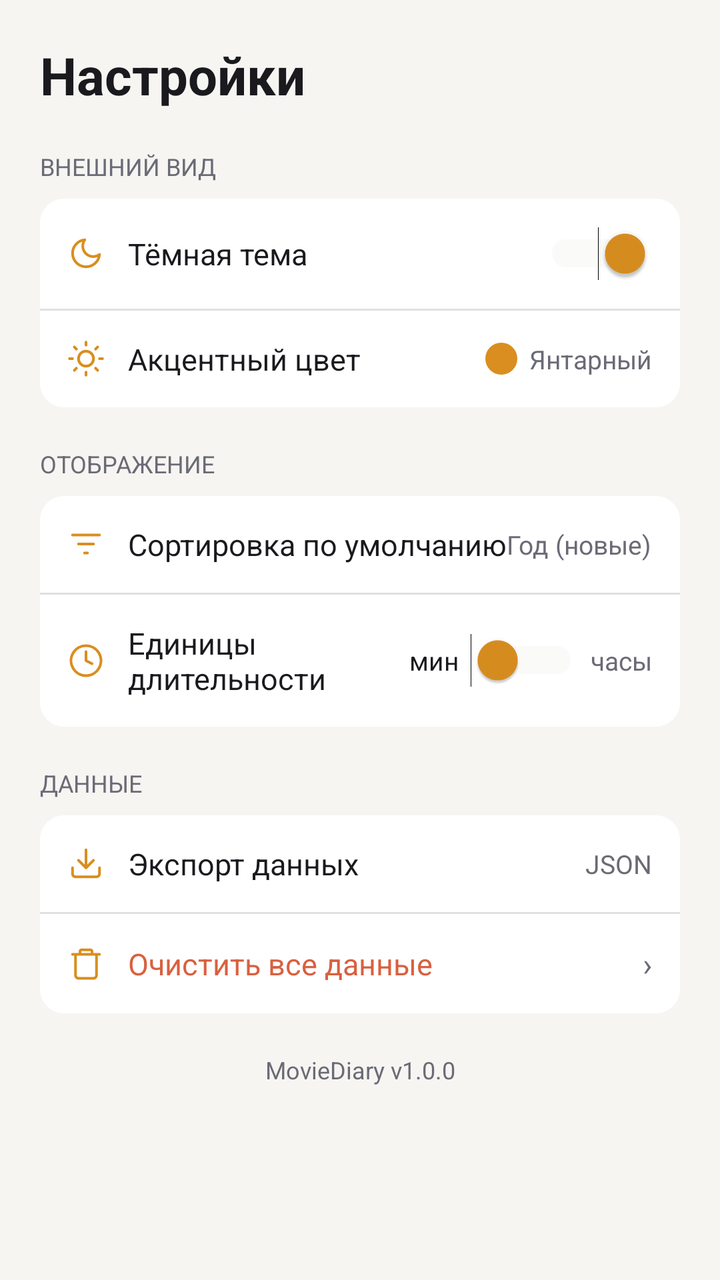
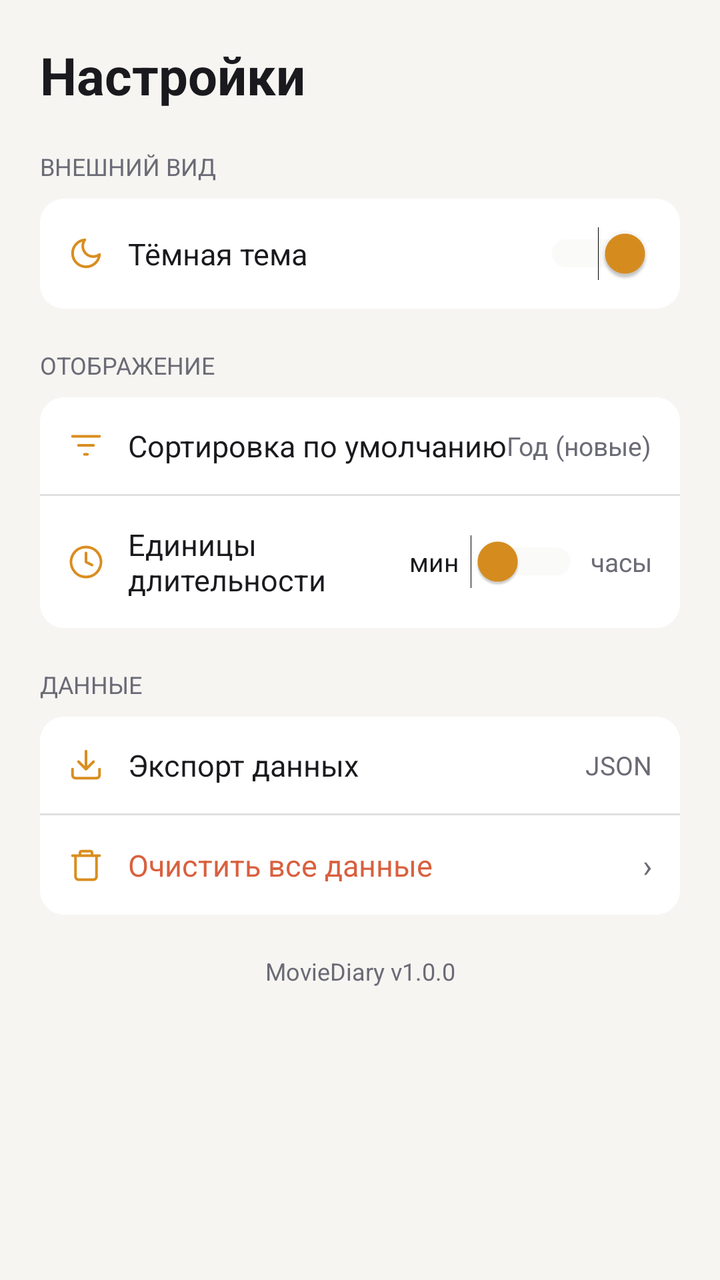

Before-and-after screenshots of an Android layout around one commit, followed by the original layout XML and the change that was made.
<!-- AndroidManifest.xml: application theme Theme.MovieDiary -->
<!-- res/layout/fragment_settings.xml -->
<?xml version="1.0" encoding="utf-8"?>
<ScrollView xmlns:android="http://schemas.android.com/apk/res/android"
    xmlns:app="http://schemas.android.com/apk/res-auto"
    android:layout_width="match_parent"
    android:layout_height="match_parent"
    android:background="@color/colorBackground">

    <LinearLayout
        android:layout_width="match_parent"
        android:layout_height="wrap_content"
        android:orientation="vertical"
        android:padding="20dp">

        <TextView
            android:layout_width="wrap_content"
            android:layout_height="wrap_content"
            android:text="Настройки"
            android:textColor="@color/colorTextPrimary"
            android:textSize="26sp"
            android:textStyle="bold"
            android:layout_marginBottom="20dp" />

        <TextView
            android:layout_width="wrap_content"
            android:layout_height="wrap_content"
            android:text="ВНЕШНИЙ ВИД"
            android:textColor="@color/colorTextMuted"
            android:textSize="12sp"
            android:layout_marginBottom="8dp" />

        <LinearLayout
            android:layout_width="match_parent"
            android:layout_height="wrap_content"
            android:orientation="vertical"
            android:background="@drawable/bg_card"
            android:layout_marginBottom="20dp">

            <LinearLayout
                android:layout_width="match_parent"
                android:layout_height="wrap_content"
                android:orientation="horizontal"
                android:gravity="center_vertical"
                android:padding="14dp">


                <ImageView
                    android:layout_width="18dp"
                    android:layout_height="18dp"
                    android:src="@drawable/ic_moon"
                    android:layout_marginEnd="12dp"
                    app:tint="@color/colorAccent" />

                <TextView
                    android:layout_width="0dp"
                    android:layout_height="wrap_content"
                    android:layout_weight="1"
                    android:text="Тёмная тема"
                    android:textColor="@color/colorTextPrimary"
                    android:textSize="15sp" />

                <Switch
                    android:id="@+id/switchTheme"
                    android:layout_width="wrap_content"
                    android:layout_height="wrap_content"
                    android:checked="true"
                    android:thumbTint="@color/colorAccent"
                    android:trackTint="@color/colorSurfaceHover" />
            </LinearLayout>

            <View
                android:layout_width="match_parent"
                android:layout_height="1dp"
                android:background="@color/colorBorder" />

            <LinearLayout
                android:layout_width="match_parent"
                android:layout_height="wrap_content"
                android:orientation="horizontal"
                android:gravity="center_vertical"
                android:padding="14dp">

                <ImageView
                    android:layout_width="18dp"
                    android:layout_height="18dp"
                    android:src="@drawable/ic_sun"
                    android:layout_marginEnd="12dp"
                    app:tint="@color/colorAccent" />

                <TextView
                    android:layout_width="0dp"
                    android:layout_height="wrap_content"
                    android:layout_weight="1"
                    android:text="Акцентный цвет"
                    android:textColor="@color/colorTextPrimary"
                    android:textSize="15sp" />

                <View
                    android:layout_width="16dp"
                    android:layout_height="16dp"
                    android:background="@drawable/dot_accent"
                    android:layout_marginEnd="6dp" />

                <TextView
                    android:layout_width="wrap_content"
                    android:layout_height="wrap_content"
                    android:text="Янтарный"
                    android:textColor="@color/colorTextMuted"
                    android:textSize="13sp" />
            </LinearLayout>
        </LinearLayout>

        <TextView
            android:layout_width="wrap_content"
            android:layout_height="wrap_content"
            android:text="ОТОБРАЖЕНИЕ"
            android:textColor="@color/colorTextMuted"
            android:textSize="12sp"
            android:layout_marginBottom="8dp" />

        <LinearLayout
            android:layout_width="match_parent"
            android:layout_height="wrap_content"
            android:orientation="vertical"
            android:background="@drawable/bg_card"
            android:layout_marginBottom="20dp">

            <LinearLayout
                android:id="@+id/rowSort"
                android:layout_width="match_parent"
                android:layout_height="wrap_content"
                android:orientation="horizontal"
                android:gravity="center_vertical"
                android:padding="14dp"
                android:clickable="true"
                android:focusable="true">


                <ImageView
                    android:layout_width="18dp"
                    android:layout_height="18dp"
                    android:src="@drawable/ic_sort"
                    android:layout_marginEnd="12dp"
                    app:tint="@color/colorAccent" />

                <TextView
                    android:layout_width="0dp"
                    android:layout_height="wrap_content"
                    android:layout_weight="1"
                    android:text="Сортировка по умолчанию"
                    android:textColor="@color/colorTextPrimary"
                    android:textSize="15sp" />

                <TextView
                    android:id="@+id/tvSortValue"
                    android:layout_width="wrap_content"
                    android:layout_height="wrap_content"
                    android:text="Год (новые)"
                    android:textColor="@color/colorTextMuted"
                    android:textSize="13sp" />
            </LinearLayout>

            <View
                android:layout_width="match_parent"
                android:layout_height="1dp"
                android:background="@color/colorBorder" />

            <LinearLayout
                android:layout_width="match_parent"
                android:layout_height="wrap_content"
                android:orientation="horizontal"
                android:gravity="center_vertical"
                android:padding="14dp">

                <ImageView
                    android:layout_width="18dp"
                    android:layout_height="18dp"
                    android:src="@drawable/ic_clock"
                    android:layout_marginEnd="12dp"
                    app:tint="@color/colorAccent" />

                <TextView
                    android:layout_width="0dp"
                    android:layout_height="wrap_content"
                    android:layout_weight="1"
                    android:text="Единицы длительности"
                    android:textColor="@color/colorTextPrimary"
                    android:textSize="15sp" />

                <TextView
                    android:id="@+id/tvUnitMin"
                    android:layout_width="wrap_content"
                    android:layout_height="wrap_content"
                    android:text="мин"
                    android:textColor="@color/colorTextPrimary"
                    android:textSize="13sp"
                    android:layout_marginEnd="6dp" />

                <Switch
                    android:id="@+id/switchDuration"
                    android:layout_width="wrap_content"
                    android:layout_height="wrap_content"
                    android:thumbTint="@color/colorAccent"
                    android:trackTint="@color/colorSurfaceHover" />

                <TextView
                    android:id="@+id/tvUnitHours"
                    android:layout_width="wrap_content"
                    android:layout_height="wrap_content"
                    android:text="часы"
                    android:textColor="@color/colorTextMuted"
                    android:textSize="13sp"
                    android:layout_marginStart="6dp" />
            </LinearLayout>
        </LinearLayout>

        <TextView
            android:layout_width="wrap_content"
            android:layout_height="wrap_content"
            android:text="ДАННЫЕ"
            android:textColor="@color/colorTextMuted"
            android:textSize="12sp"
            android:layout_marginBottom="8dp" />

        <LinearLayout
            android:layout_width="match_parent"
            android:layout_height="wrap_content"
            android:orientation="vertical"
            android:background="@drawable/bg_card"
            android:layout_marginBottom="20dp">

            <LinearLayout
                android:id="@+id/rowExport"
                android:layout_width="match_parent"
                android:layout_height="wrap_content"
                android:orientation="horizontal"
                android:gravity="center_vertical"
                android:padding="14dp"
                android:clickable="true"
                android:focusable="true">

                <ImageView
                    android:layout_width="18dp"
                    android:layout_height="18dp"
                    android:src="@drawable/ic_download"
                    android:layout_marginEnd="12dp"
                    app:tint="@color/colorAccent" />

                <TextView
                    android:layout_width="0dp"
                    android:layout_height="wrap_content"
                    android:layout_weight="1"
                    android:text="Экспорт данных"
                    android:textColor="@color/colorTextPrimary"
                    android:textSize="15sp" />

                <TextView
                    android:layout_width="wrap_content"
                    android:layout_height="wrap_content"
                    android:text="JSON"
                    android:textColor="@color/colorTextMuted"
                    android:textSize="13sp" />
            </LinearLayout>

            <View
                android:layout_width="match_parent"
                android:layout_height="1dp"
                android:background="@color/colorBorder" />

            <LinearLayout
                android:id="@+id/rowClear"
                android:layout_width="match_parent"
                android:layout_height="wrap_content"
                android:orientation="horizontal"
                android:gravity="center_vertical"
                android:padding="14dp"
                android:clickable="true"
                android:focusable="true">

                <ImageView
                    android:layout_width="18dp"
                    android:layout_height="18dp"
                    android:src="@drawable/ic_trash"
                    android:layout_marginEnd="12dp"
                    app:tint="@color/colorAccent" />

                <TextView
                    android:layout_width="0dp"
                    android:layout_height="wrap_content"
                    android:layout_weight="1"
                    android:text="Очистить все данные"
                    android:textColor="@color/colorRed"
                    android:textSize="15sp" />

                <TextView
                    android:layout_width="wrap_content"
                    android:layout_height="wrap_content"
                    android:text="›"
                    android:textColor="@color/colorTextMuted"
                    android:textSize="16sp" />
            </LinearLayout>
        </LinearLayout>

        <TextView
            android:layout_width="match_parent"
            android:layout_height="wrap_content"
            android:text="MovieDiary v1.0.0"
            android:textColor="@color/colorTextMuted"
            android:textSize="12sp"
            android:gravity="center" />

    </LinearLayout>
</ScrollView>
<!-- resources referenced by this layout -->
<resources>
  <color name="colorAccent">#D98E1F</color>
  <color name="colorBackground">#F6F5F2</color>
  <color name="colorBorder">#1F000000</color>
  <color name="colorRed">#D9603F</color>
  <color name="colorSurfaceHover">#ECEAE6</color>
  <color name="colorTextMuted">#6B6B76</color>
  <color name="colorTextPrimary">#1A1A1E</color>
  <!-- drawable bg_card (drawable) -->
  <?xml version="1.0" encoding="utf-8"?>
  <shape xmlns:android="http://schemas.android.com/apk/res/android" android:shape="rectangle">
      <solid android:color="@color/colorSurface" />
      <corners android:radius="12dp" />
  </shape>
  <!-- drawable dot_accent (drawable) -->
  <?xml version="1.0" encoding="utf-8"?>
  <shape xmlns:android="http://schemas.android.com/apk/res/android" android:shape="oval">
      <solid android:color="@color/colorAccent" />
  </shape>
  <!-- drawable ic_clock (drawable) -->
  <vector xmlns:android="http://schemas.android.com/apk/res/android"
      android:width="18dp" android:height="18dp" android:viewportWidth="24" android:viewportHeight="24">
      <path android:pathData="M12,2A10,10 0,1 1,11.99 2ZM12,6L12,12L16,14"
          android:fillColor="#00000000" android:strokeColor="#FFFFFF"
          android:strokeWidth="1.8" android:strokeLineCap="round" android:strokeLineJoin="round"/>
  </vector>
  <!-- drawable ic_download (drawable) -->
  <vector xmlns:android="http://schemas.android.com/apk/res/android"
      android:width="18dp" android:height="18dp" android:viewportWidth="24" android:viewportHeight="24">
      <path android:pathData="M21,15L21,19A2,2 0,0 1,19 21L5,21A2,2 0,0 1,3 19L3,15M7,10L12,15L17,10M12,15L12,3"
          android:fillColor="#00000000" android:strokeColor="#FFFFFF"
          android:strokeWidth="1.8" android:strokeLineCap="round" android:strokeLineJoin="round"/>
  </vector>
  <!-- drawable ic_moon (drawable) -->
  <vector xmlns:android="http://schemas.android.com/apk/res/android"
      android:width="18dp" android:height="18dp" android:viewportWidth="24" android:viewportHeight="24">
      <path android:pathData="M21,12.79A9,9 0,1 1,11.21 3A7,7 0,0 0,21 12.79Z"
          android:fillColor="#00000000" android:strokeColor="#FFFFFF"
          android:strokeWidth="1.8" android:strokeLineCap="round" android:strokeLineJoin="round"/>
  </vector>
  <!-- drawable ic_sort (drawable) -->
  <vector xmlns:android="http://schemas.android.com/apk/res/android"
      android:width="18dp" android:height="18dp" android:viewportWidth="24" android:viewportHeight="24">
      <path android:pathData="M3,6L21,6M7,12L17,12M11,18L13,18"
          android:fillColor="#00000000" android:strokeColor="#FFFFFF"
          android:strokeWidth="1.8" android:strokeLineCap="round" android:strokeLineJoin="round"/>
  </vector>
  <!-- drawable ic_sun (drawable) -->
  <vector xmlns:android="http://schemas.android.com/apk/res/android"
      android:width="18dp" android:height="18dp" android:viewportWidth="24" android:viewportHeight="24">
      <path android:pathData="M12,7A5,5 0,1 1,12 17A5,5 0,0 1,12 7ZM12,1L12,3M12,21L12,23M4.22,4.22L5.64,5.64M18.36,18.36L19.78,19.78M1,12L3,12M21,12L23,12M4.22,19.78L5.64,18.36M18.36,5.64L19.78,4.22"
          android:fillColor="#00000000" android:strokeColor="#FFFFFF"
          android:strokeWidth="1.8" android:strokeLineCap="round" android:strokeLineJoin="round"/>
  </vector>
  <style name="Theme.MovieDiary" parent="Base.Theme.MovieDiary" />
  <color name="colorSurface">#FFFFFF</color>
  <style name="Base.Theme.MovieDiary" parent="Theme.Material3.DayNight.NoActionBar">
          
          
      </style>
  <!-- unchanged entries left out for length: 1 -->
</resources>

<!-- the commit's change to res/layout/fragment_settings.xml (unified diff, before → after) -->
@@ -67,46 +67,6 @@
                     android:trackTint="@color/colorSurfaceHover" />
             </LinearLayout>
 
-            <View
-                android:layout_width="match_parent"
-                android:layout_height="1dp"
-                android:background="@color/colorBorder" />
-
-            <LinearLayout
-                android:layout_width="match_parent"
-                android:layout_height="wrap_content"
-                android:orientation="horizontal"
-                android:gravity="center_vertical"
-                android:padding="14dp">
-
-                <ImageView
-                    android:layout_width="18dp"
-                    android:layout_height="18dp"
-                    android:src="@drawable/ic_sun"
-                    android:layout_marginEnd="12dp"
-                    app:tint="@color/colorAccent" />
-
-                <TextView
-                    android:layout_width="0dp"
-                    android:layout_height="wrap_content"
-                    android:layout_weight="1"
-                    android:text="Акцентный цвет"
-                    android:textColor="@color/colorTextPrimary"
-                    android:textSize="15sp" />
-
-                <View
-                    android:layout_width="16dp"
-                    android:layout_height="16dp"
-                    android:background="@drawable/dot_accent"
-                    android:layout_marginEnd="6dp" />
-
-                <TextView
-                    android:layout_width="wrap_content"
-                    android:layout_height="wrap_content"
-                    android:text="Янтарный"
-                    android:textColor="@color/colorTextMuted"
-                    android:textSize="13sp" />
-            </LinearLayout>
         </LinearLayout>
 
         <TextView
<!-- resource entries referenced after the edit -->
@@ -12,11 +12,6 @@
   <shape xmlns:android="http://schemas.android.com/apk/res/android" android:shape="rectangle">
       <solid android:color="@color/colorSurface" />
       <corners android:radius="12dp" />
-  </shape>
-  <!-- drawable dot_accent (drawable) -->
-  <?xml version="1.0" encoding="utf-8"?>
-  <shape xmlns:android="http://schemas.android.com/apk/res/android" android:shape="oval">
-      <solid android:color="@color/colorAccent" />
   </shape>
   <!-- drawable ic_clock (drawable) -->
   <vector xmlns:android="http://schemas.android.com/apk/res/android"
@@ -46,19 +41,29 @@
           android:fillColor="#00000000" android:strokeColor="#FFFFFF"
           android:strokeWidth="1.8" android:strokeLineCap="round" android:strokeLineJoin="round"/>
   </vector>
-  <!-- drawable ic_sun (drawable) -->
-  <vector xmlns:android="http://schemas.android.com/apk/res/android"
-      android:width="18dp" android:height="18dp" android:viewportWidth="24" android:viewportHeight="24">
-      <path android:pathData="M12,7A5,5 0,1 1,12 17A5,5 0,0 1,12 7ZM12,1L12,3M12,21L12,23M4.22,4.22L5.64,5.64M18.36,18.36L19.78,19.78M1,12L3,12M21,12L23,12M4.22,19.78L5.64,18.36M18.36,5.64L19.78,4.22"
-          android:fillColor="#00000000" android:strokeColor="#FFFFFF"
-          android:strokeWidth="1.8" android:strokeLineCap="round" android:strokeLineJoin="round"/>
-  </vector>
   <style name="Theme.MovieDiary" parent="Base.Theme.MovieDiary" />
   <color name="colorSurface">#FFFFFF</color>
   <style name="Base.Theme.MovieDiary" parent="Theme.Material3.DayNight.NoActionBar">
-          
-          
+          <item name="elevationOverlayEnabled">false</item>
+          <item name="colorPrimary">@color/colorAccent</item>
+          <item name="colorOnPrimary">@color/colorOnAccent</item>
+          <item name="colorSecondary">@color/colorAccent</item>
+          <item name="colorOnSecondary">@color/colorOnAccent</item>
+          <item name="colorPrimaryContainer">@color/colorAccentSoftSolid</item>
+          <item name="colorSurfaceContainer">@color/colorSurface</item>
+          <item name="colorOnPrimaryContainer">@color/colorAccent</item>
+          <item name="colorSurface">@color/colorSurface</item>
+          <item name="colorOnSurface">@color/colorTextPrimary</item>
+          <item name="android:colorBackground">@color/colorBackground</item>
+          <item name="android:windowBackground">@color/colorBackground</item>
+          <item name="android:statusBarColor">@color/colorBackground</item>
+          <item name="android:navigationBarColor">@color/colorSurface</item>
+          <item name="android:textColorHighlight">@color/colorAccentSoft</item>
+          <item name="android:colorControlActivated" tools:ignore="NewApi">@color/colorAccent</item>
       </style>
+  <color name="colorOnAccent">#1A1A1E</color>
+  <color name="colorAccentSoftSolid">#F7E8CC</color>
+  <color name="colorAccentSoft">#26D98E1F</color>
   <!-- unchanged entries left out for length: 1 -->
 </resources>
 
